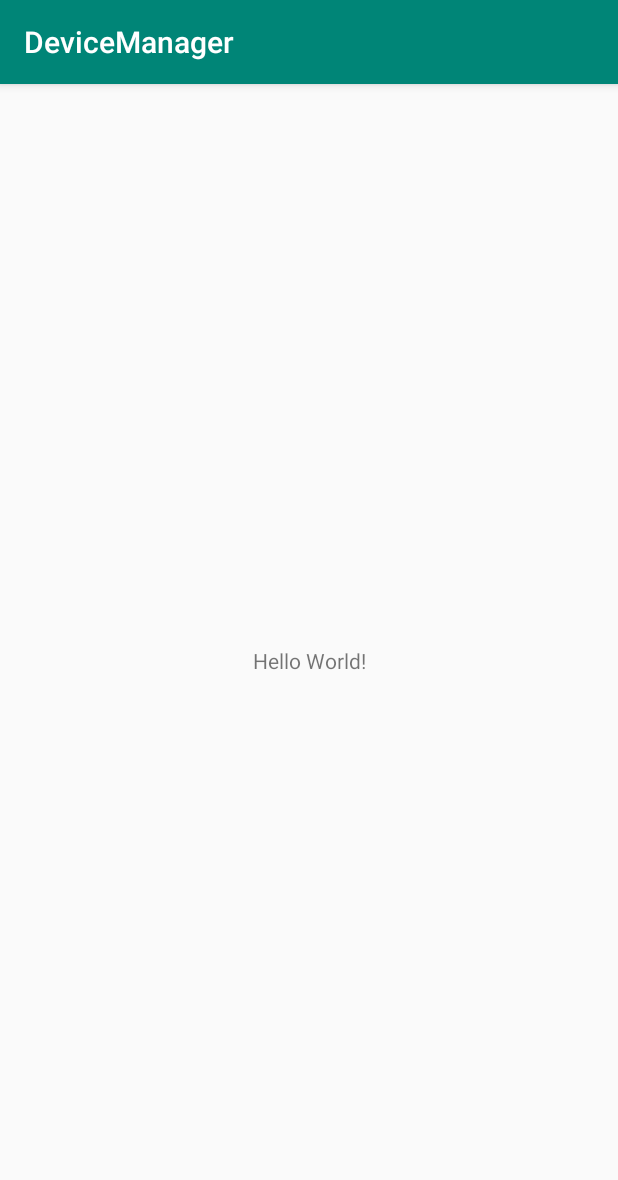
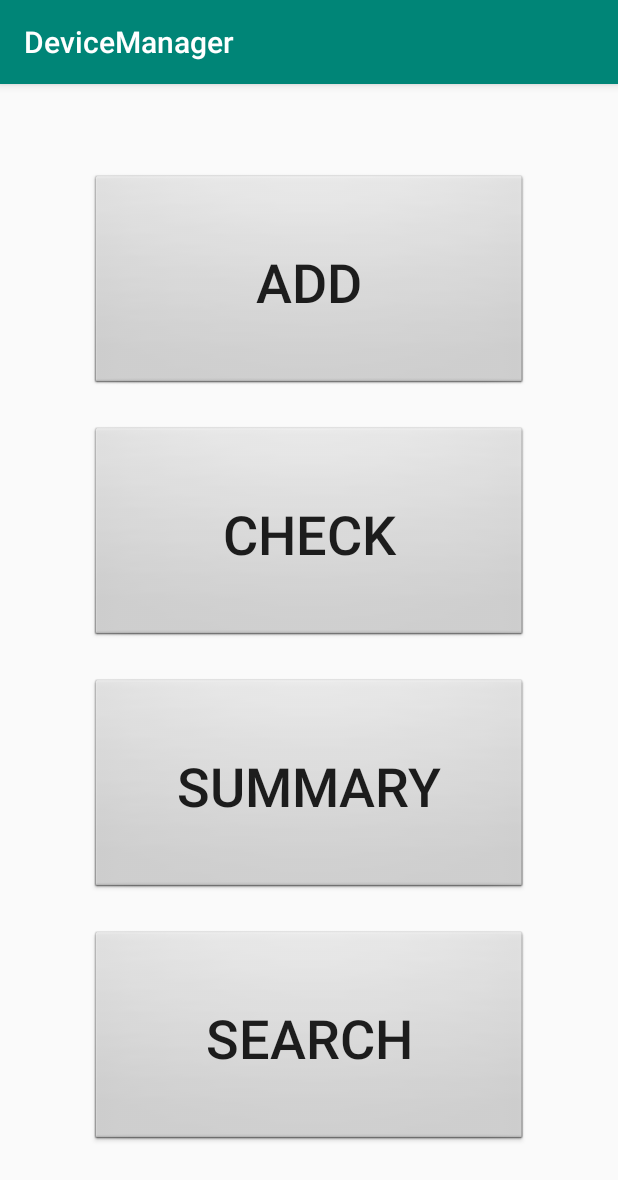
Before and after one commit to prathanbomb/DeviceManager, an Android app: the screen it shows after launch (MainActivity), on a phone screen of 412 x 824 dp. Shown: the top 1180 px of the screen. Run offline under Robolectric (Android 15) with nearby library versions, the phone set to English and light mode, and no system bars.

Commit message:
initial 2 and add ui MainPage

```diff
--- a/app/src/main/AndroidManifest.xml
+++ b/app/src/main/AndroidManifest.xml
@@ -9,7 +9,7 @@
         android:roundIcon="@mipmap/ic_launcher_round"
         android:supportsRtl="true"
         android:theme="@style/AppTheme">
-        <activity android:name=".MainActivity">
+        <activity android:name=".activity.MainActivity">
             <intent-filter>
                 <action android:name="android.intent.action.MAIN" />
 
--- a/app/src/main/java/com/example/devicemanager/MainActivity.java
+++ /dev/null
@@ -1,14 +0,0 @@
-package com.example.devicemanager;
-
-import androidx.appcompat.app.AppCompatActivity;
-
-import android.os.Bundle;
-
-public class MainActivity extends AppCompatActivity {
-
-    @Override
-    protected void onCreate(Bundle savedInstanceState) {
-        super.onCreate(savedInstanceState);
-        setContentView(R.layout.activity_main);
-    }
-}
--- /dev/null
+++ b/app/src/main/java/com/example/devicemanager/MainApplication.java
@@ -0,0 +1,19 @@
+package com.example.devicemanager;
+
+import android.app.Application;
+
+import com.example.devicemanager.manager.Contextor;
+
+
+public class MainApplication extends Application {
+    @Override
+    public void onCreate() {
+        super.onCreate();
+        Contextor.getInstance().init(getApplicationContext());
+    }
+
+    @Override
+    public void onTerminate() {
+        super.onTerminate();
+    }
+}
--- /dev/null
+++ b/app/src/main/java/com/example/devicemanager/activity/MainActivity.java
@@ -0,0 +1,27 @@
+package com.example.devicemanager.activity;
+
+import androidx.appcompat.app.AppCompatActivity;
+
+import android.os.Bundle;
+
+import com.example.devicemanager.R;
+import com.example.devicemanager.fragment.MainFragment;
+
+public class MainActivity extends AppCompatActivity {
+
+    @Override
+    protected void onCreate(Bundle savedInstanceState) {
+        super.onCreate(savedInstanceState);
+        setContentView(R.layout.activity_main);
+        if (savedInstanceState == null) {
+            getSupportFragmentManager().beginTransaction()
+                    .add(R.id.contentContainer, MainFragment.newInstance())
+                    .commit();
+        }
+        initInstance();
+    }
+
+    private void initInstance() {
+    }
+
+}
--- /dev/null
+++ b/app/src/main/java/com/example/devicemanager/fragment/MainFragment.java
@@ -0,0 +1,84 @@
+package com.example.devicemanager.fragment;
+
+import android.os.Bundle;
+import android.view.LayoutInflater;
+import android.view.View;
+import android.view.ViewGroup;
+
+import androidx.fragment.app.Fragment;
+
+import com.example.devicemanager.R;
+
+
+/**
+ * Created by nuuneoi on 11/16/2014.
+ */
+@SuppressWarnings("unused")
+public class MainFragment extends Fragment {
+
+    public MainFragment() {
+        super();
+    }
+
+    @SuppressWarnings("unused")
+    public static MainFragment newInstance() {
+        MainFragment fragment = new MainFragment();
+        Bundle args = new Bundle();
+        fragment.setArguments(args);
+        return fragment;
+    }
+
+    @Override
+    public void onCreate( Bundle savedInstanceState) {
+        super.onCreate(savedInstanceState);
+        init(savedInstanceState);
+
+        if (savedInstanceState != null)
+            onRestoreInstanceState(savedInstanceState);
+    }
+
+    @Override
+    public View onCreateView(LayoutInflater inflater, ViewGroup container,
+                             Bundle savedInstanceState) {
+        View rootView = inflater.inflate(R.layout.fragment_main, container, false);
+        initInstances(rootView, savedInstanceState);
+        return rootView;
+    }
+
+    private void init(Bundle savedInstanceState) {
+        // Init Fragment level's variable(s) here
+    }
+
+    @SuppressWarnings("UnusedParameters")
+    private void initInstances(View rootView, Bundle savedInstanceState) {
+        // Init 'View' instance(s) with rootView.findViewById here
+    }
+
+    @Override
+    public void onStart() {
+        super.onStart();
+    }
+
+    @Override
+    public void onStop() {
+        super.onStop();
+    }
+
+    /*
+     * Save Instance State Here
+     */
+    @Override
+    public void onSaveInstanceState(Bundle outState) {
+        super.onSaveInstanceState(outState);
+        // Save Instance State here
+    }
+
+    /*
+     * Restore Instance State Here
+     */
+    @SuppressWarnings("UnusedParameters")
+    private void onRestoreInstanceState(Bundle savedInstanceState) {
+        // Restore Instance State here
+    }
+
+}
--- /dev/null
+++ b/app/src/main/java/com/example/devicemanager/manager/Contextor.java
@@ -0,0 +1,32 @@
+package com.example.devicemanager.manager;
+
+import android.content.Context;
+
+/**
+ * Created by nuuneoi on 12/6/14 AD.
+ */
+public class Contextor {
+
+    private static Contextor instance;
+
+    public static Contextor getInstance() {
+        if (instance == null)
+            instance = new Contextor();
+        return instance;
+    }
+
+    private Context mContext;
+
+    private Contextor() {
+
+    }
+
+    public void init(Context context) {
+        mContext = context;
+    }
+
+    public Context getContext() {
+        return mContext;
+    }
+
+}
--- /dev/null
+++ b/app/src/main/res/drawable/selector_btn.xml
@@ -0,0 +1,10 @@
+<?xml version="1.0" encoding="utf-8"?>
+<selector xmlns:android="http://schemas.android.com/apk/res/android">
+    <item android:drawable="@drawable/btn_default_pressed"
+        android:state_pressed="true" />
+    <item android:drawable="@drawable/btn_default_selected"
+        android:state_selected="true" />
+    <item android:drawable="@drawable/btn_default_selected"
+        android:state_focused="true" />
+    <item android:drawable="@drawable/btn_default_normal"/>
+</selector>
--- a/app/src/main/res/layout/activity_main.xml
+++ b/app/src/main/res/layout/activity_main.xml
@@ -1,18 +1,17 @@
 <?xml version="1.0" encoding="utf-8"?>
-<androidx.constraintlayout.widget.ConstraintLayout xmlns:android="http://schemas.android.com/apk/res/android"
+<FrameLayout xmlns:android="http://schemas.android.com/apk/res/android"
     xmlns:app="http://schemas.android.com/apk/res-auto"
     xmlns:tools="http://schemas.android.com/tools"
     android:layout_width="match_parent"
     android:layout_height="match_parent"
-    tools:context=".MainActivity">
+    android:orientation="vertical"
+    tools:context=".activity.MainActivity"
+    android:padding="24dp">
+    <FrameLayout
+        android:id="@+id/contentContainer"
+        android:layout_width="match_parent"
+        android:layout_height="match_parent"></FrameLayout>
 
-    <TextView
-        android:layout_width="wrap_content"
-        android:layout_height="wrap_content"
-        android:text="Hello World!"
-        app:layout_constraintBottom_toBottomOf="parent"
-        app:layout_constraintLeft_toLeftOf="parent"
-        app:layout_constraintRight_toRightOf="parent"
-        app:layout_constraintTop_toTopOf="parent" />
 
-</androidx.constraintlayout.widget.ConstraintLayout>
+
+</FrameLayout>
--- /dev/null
+++ b/app/src/main/res/layout/fragment_main.xml
@@ -0,0 +1,51 @@
+<?xml version="1.0" encoding="utf-8"?>
+<LinearLayout xmlns:android="http://schemas.android.com/apk/res/android"
+    xmlns:app="http://schemas.android.com/apk/res-auto"
+    xmlns:tools="http://schemas.android.com/tools"
+    android:layout_width="match_parent"
+    android:layout_height="match_parent"
+    android:orientation="vertical"
+    tools:context=".activity.MainActivity"
+    android:padding="24dp">
+
+    <Button
+        android:layout_margin="12dp"
+        android:background="@drawable/selector_btn"
+        android:layout_width="match_parent"
+        android:layout_height="0dp"
+        android:layout_weight="1"
+        android:text="Add"
+        android:textSize="36sp"
+        android:padding="24dp"/>
+
+    <Button
+        android:layout_margin="12dp"
+        android:padding="24dp"
+        android:background="@drawable/selector_btn"
+        android:layout_width="match_parent"
+        android:layout_height="0dp"
+        android:layout_weight="1"
+        android:text="Check"
+        android:textSize="36sp" />
+
+    <Button
+        android:layout_margin="12dp"
+        android:padding="24dp"
+        android:background="@drawable/selector_btn"
+        android:layout_width="match_parent"
+        android:layout_height="0dp"
+        android:layout_weight="1"
+        android:text="Summary"
+        android:textSize="36sp" />
+
+    <Button
+        android:layout_margin="12dp"
+        android:padding="24dp"
+        android:background="@drawable/selector_btn"
+        android:layout_width="match_parent"
+        android:layout_height="0dp"
+        android:layout_weight="1"
+        android:text="Search"
+        android:textSize="36sp" />
+
+</LinearLayout>
```
Also changed, not shown: app/src/main/res/drawable-xhdpi/btn_default_normal.9.png (added), app/src/main/res/drawable-xhdpi/btn_default_pressed.9.png (added), app/src/main/res/drawable-xhdpi/btn_default_selected.9.png (added).
